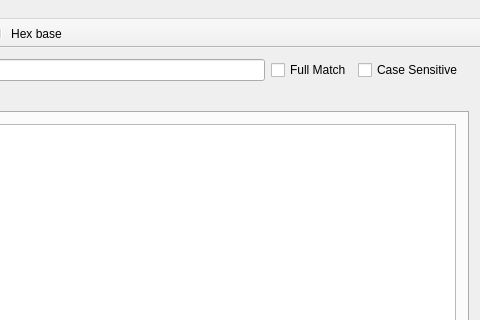
Qt form BusConfigUI/BusConfigUI.ui (Patryk-97/BusConfig) before a commit; both pictures show x 679 to 1159 and y 0 to 320 of the 1159 by 757 pixel window.
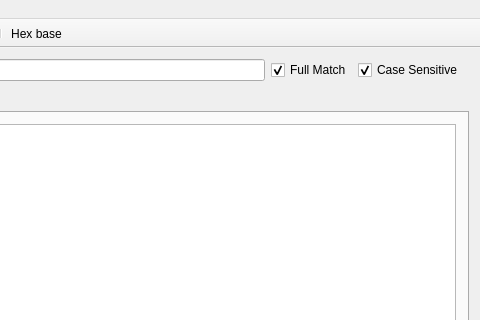
The same form after that commit. Icons and pictures are not drawn.

What changed in the file:
```diff
--- a/BusConfigUI/BusConfigUI.ui
+++ b/BusConfigUI/BusConfigUI.ui
@@ -49,6 +49,12 @@
         <property name="text">
          <string>Full Match</string>
         </property>
+        <property name="checked">
+         <bool>true</bool>
+        </property>
+        <property name="tristate">
+         <bool>false</bool>
+        </property>
        </widget>
       </item>
       <item>
@@ -56,6 +62,9 @@
         <property name="text">
          <string>Case Sensitive</string>
         </property>
+        <property name="checked">
+         <bool>true</bool>
+        </property>
        </widget>
       </item>
      </layout>
```
